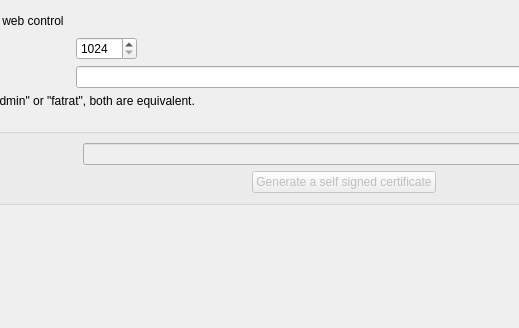
The window that src/remote/SettingsWebForm.ui (LubosD/fatrat) describes before a commit, drawn with Qt 5; both pictures show x 109 to 628 and y 0 to 328 of the 767 by 442 pixel window.
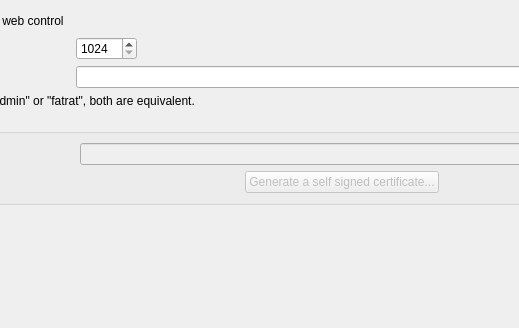
The same window after the commit.

Commit message: Support certificate generation from WebUI

```diff
--- a/src/remote/SettingsWebForm.ui
+++ b/src/remote/SettingsWebForm.ui
@@ -114,7 +114,7 @@
       <item row="1" column="2">
        <widget class="QPushButton" name="pushGeneratePEM">
         <property name="text">
-         <string>Generate a self signed certificate</string>
+         <string>Generate a self signed certificate...</string>
         </property>
        </widget>
       </item>
```
The commit also changes 10 other files.
